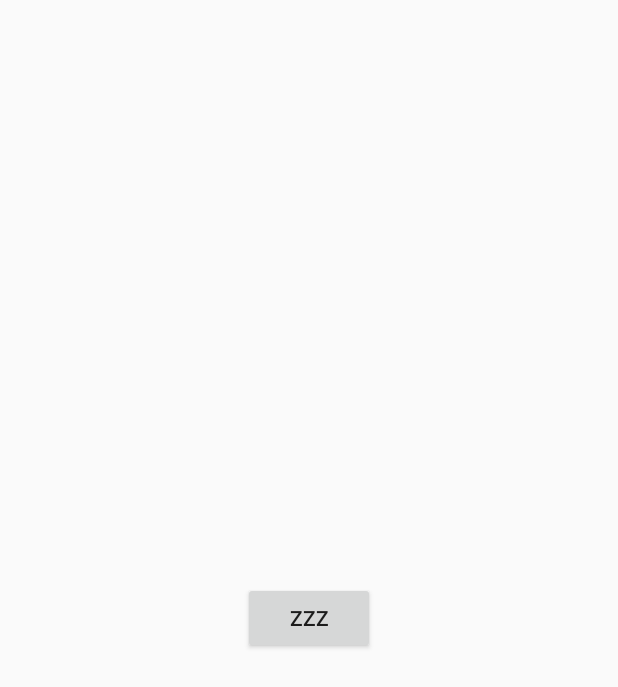
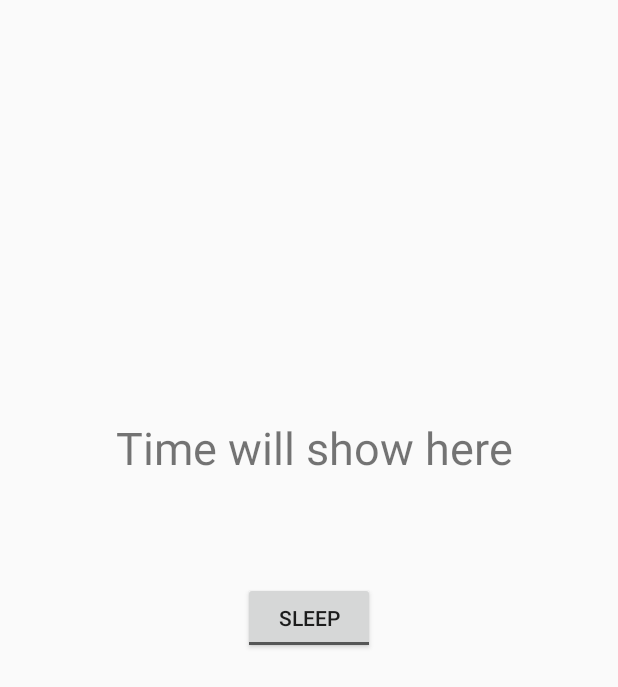
Before and after one commit to Lambbda/ZZZ, an Android app: the screen it shows after launch (MainActivity), on a phone screen of 412 x 824 dp. Shown: the top 687 px of the screen. Run offline under Robolectric (Android 15) with nearby library versions, the phone set to English and light mode, and no system bars.

Commit message:
Added tb

```diff
--- a/app/src/main/java/com/example/calendar/MainActivity.java
+++ b/app/src/main/java/com/example/calendar/MainActivity.java
@@ -1,14 +1,27 @@
 package com.example.calendar;
 
 import android.os.Bundle;
-
+import android.widget.*;
+import java.time.*;
+import java.util.Date;
 import androidx.appcompat.app.AppCompatActivity;
 
 public class MainActivity extends AppCompatActivity {
-
-    @Override
+    Duration zzz;
+    Date t_push, t_release;
     protected void onCreate(Bundle savedInstanceState) {
         super.onCreate(savedInstanceState);
         setContentView(R.layout.activity_main);
+        ToggleButton tbutton = (ToggleButton) findViewById(R.id.tbutton);
+        tbutton.setOnCheckedChangeListener(new CompoundButton.OnCheckedChangeListener() {
+            public void onCheckedChanged(CompoundButton buttonView, boolean isChecked) {
+                if (isChecked) {
+                    t_push=java.util.Calendar.getInstance().getTime();
+                } else {
+                    t_release=java.util.Calendar.getInstance().getTime();
+
+                }
+            }
+        });
         }
     }
--- a/app/src/main/res/layout/activity_main.xml
+++ b/app/src/main/res/layout/activity_main.xml
@@ -11,17 +11,39 @@
         android:id="@+id/appBarLayout"
         android:layout_width="wrap_content"
         android:layout_height="wrap_content"
-        android:theme="@style/AppTheme.AppBarOverlay" />
+        android:theme="@style/AppTheme.AppBarOverlay"
+        app:layout_constraintBottom_toTopOf="parent"
+        app:layout_constraintEnd_toStartOf="parent"
+        app:layout_constraintStart_toStartOf="parent"
+        app:layout_constraintTop_toTopOf="parent" />
 
-    <Button
-        android:id="@+id/button"
+    <ToggleButton
+        android:id="@+id/tbutton"
         android:layout_width="wrap_content"
         android:layout_height="wrap_content"
         android:text="ZZZ"
+        android:textOff="Sleep"
+        android:textOn="ZZZ"
         app:layout_constraintBottom_toBottomOf="parent"
         app:layout_constraintEnd_toEndOf="parent"
         app:layout_constraintHorizontal_bias="0.5"
         app:layout_constraintStart_toStartOf="parent"
         app:layout_constraintTop_toTopOf="parent" />
 
+    <TextView
+        android:id="@+id/textView"
+        android:layout_width="wrap_content"
+        android:layout_height="wrap_content"
+        android:layout_marginStart="13dp"
+        android:layout_marginTop="278dp"
+        android:layout_marginBottom="44dp"
+        android:text="Time will show here"
+        android:textSize="30sp"
+        app:layout_constraintBottom_toTopOf="@+id/button"
+        app:layout_constraintEnd_toEndOf="parent"
+        app:layout_constraintHorizontal_bias="0.48"
+        app:layout_constraintStart_toStartOf="parent"
+        app:layout_constraintTop_toTopOf="parent"
+        app:layout_constraintVertical_bias="1.0" />
+
 </androidx.constraintlayout.widget.ConstraintLayout>
```
